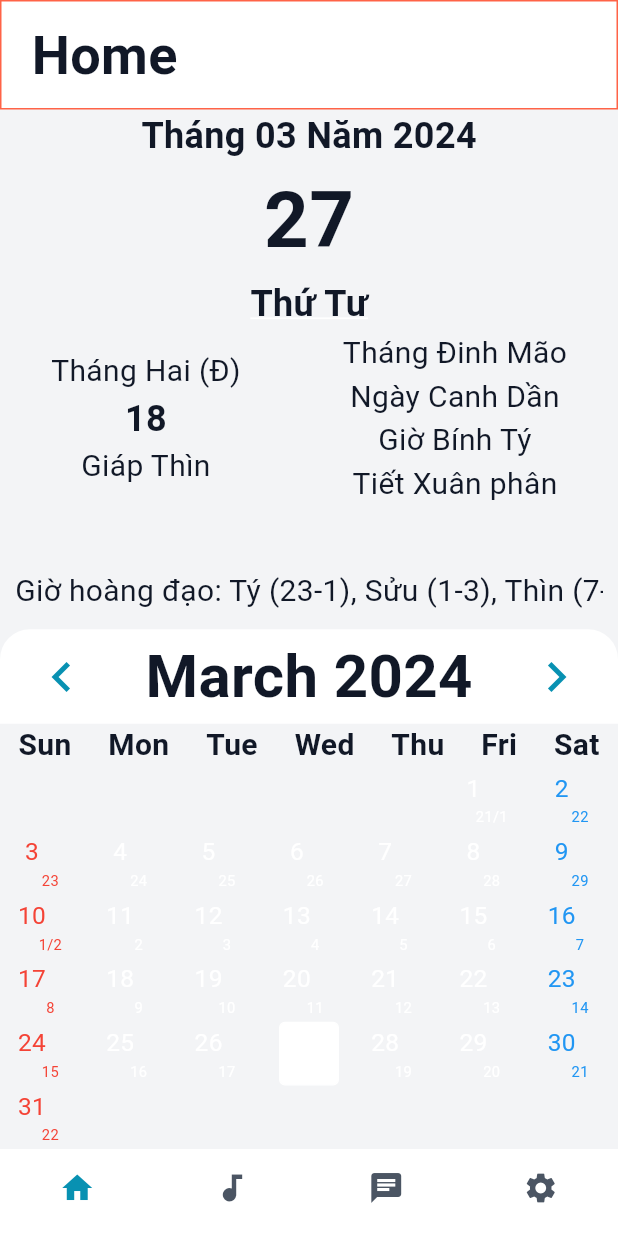
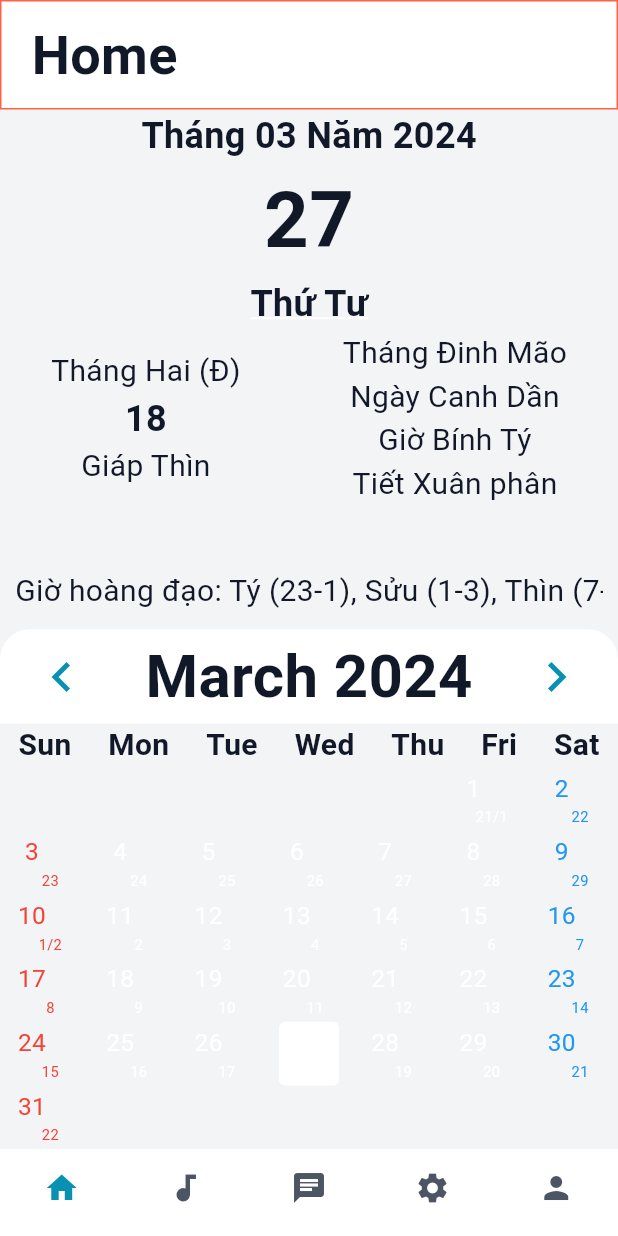
Before and after one commit to titipopo/flutter, a Flutter app: the screen it shows after launch, on a phone screen of 412 x 824 dp. Run offline on Flutter 3.47's test engine with Material 3 defaults, Android fonts, the light colour scheme and no system bars; our stand-ins replace cloud_firestore, equatable, firebase_auth, firebase_core, flutter_bloc, just_audio and 3 more; missing offline and left inert: dart:ffi; accounts and stored records are empty; generated files the repository leaves out were written again.

Commit message:
new file

```diff
--- a/lib/src/screens/home/main.dart
+++ b/lib/src/screens/home/main.dart
@@ -40,6 +40,10 @@ class _MainScreenState extends State<MainScreen> {
               icon: Icon(Icons.settings),
               label: 'Settings',
             ),
+            BottomNavigationBarItem(
+              icon: Icon(Icons.person),
+              label: 'Profiles',
+            ),
           ],
           currentIndex: _selectedIndex,
           onTap: _onItemTapped,
--- a/lib/src/screens/home/tabs.dart
+++ b/lib/src/screens/home/tabs.dart
@@ -1,6 +1,7 @@
 import 'package:chatapp/src/screens/home/chat.dart';
 import 'package:chatapp/src/screens/home/home.dart';
 import 'package:chatapp/src/screens/home/musics.dart';
+import 'package:chatapp/src/screens/home/profiles.dart';
 import 'package:chatapp/src/screens/home/settings.dart';
 import 'package:flutter/material.dart';
 
@@ -10,5 +11,6 @@ class TabList {
      MusicsScreen(),
      ChatScreen(),
      SettingsScreen(),
+     ProfileScreen(),
   ];
 }
--- a/pubspec.yaml
+++ b/pubspec.yaml
@@ -46,6 +46,7 @@ dependencies:
   path: ^1.9.0
   sqflite: ^2.3.2
   just_audio: ^0.9.36
+  cloud_firestore: ^4.15.10
 
 dev_dependencies:
   flutter_test:
```
Also changed, not shown: lib/src/screens/home/chat.dart (+19 -0 lines), lib/src/screens/home/profiles.dart (added, +16 -0 lines), pubspec.lock, 3 other files.
